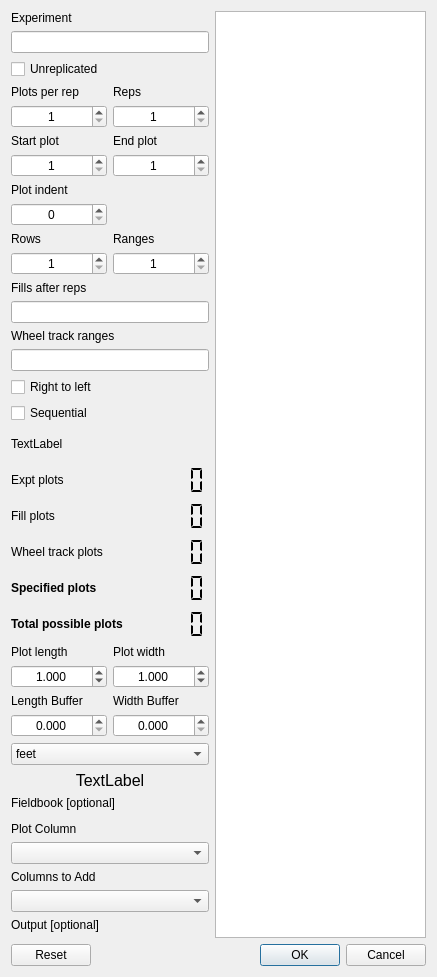
Qt form shp_buddy_dialog_base.ui (nburner96/shp_buddy) before a commit.
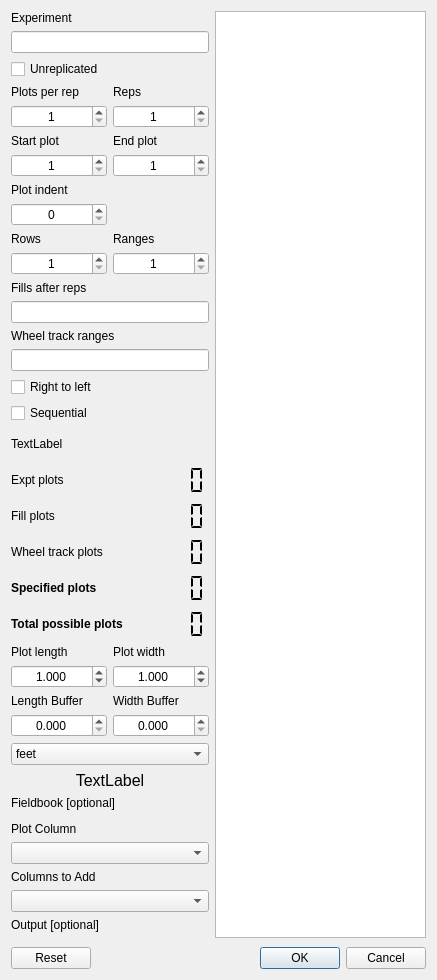
The same form after that commit. Custom widgets are drawn as their Qt base class.

Commit message: increased max plot dimensions

The edit to the form file:
```diff
--- a/shp_buddy_dialog_base.ui
+++ b/shp_buddy_dialog_base.ui
@@ -7,7 +7,7 @@
     <x>0</x>
     <y>0</y>
     <width>437</width>
-    <height>957</height>
+    <height>980</height>
    </rect>
   </property>
   <property name="windowTitle">
```
Left out of the diff: 12 changed lines with no effect on the pictures. The commit also changes 1 other file.
